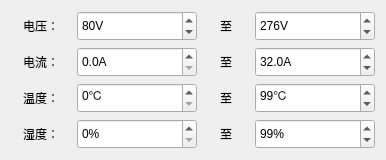
This is MasterCtrlSet/home/home_lineunitwid.ui in ChinaClever/PDU-Settings as Qt 5 draws it before an edit. The edited form follows.
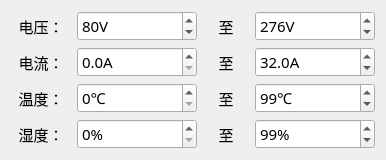
This is the edited form.

Commit message: 界面优化

What changed in the file:
```diff
--- a/MasterCtrlSet/home/home_lineunitwid.ui
+++ b/MasterCtrlSet/home/home_lineunitwid.ui
@@ -10,10 +10,19 @@
     <height>156</height>
    </rect>
   </property>
+  <property name="font">
+   <font>
+    <family>微软雅黑</family>
+    <pointsize>11</pointsize>
+   </font>
+  </property>
   <property name="windowTitle">
    <string>Form</string>
   </property>
   <layout class="QGridLayout" name="gridLayout">
+   <property name="verticalSpacing">
+    <number>6</number>
+   </property>
    <item row="0" column="0">
     <widget class="QLabel" name="label_5">
      <property name="sizePolicy">
```
The commit also changes 4 other files.
